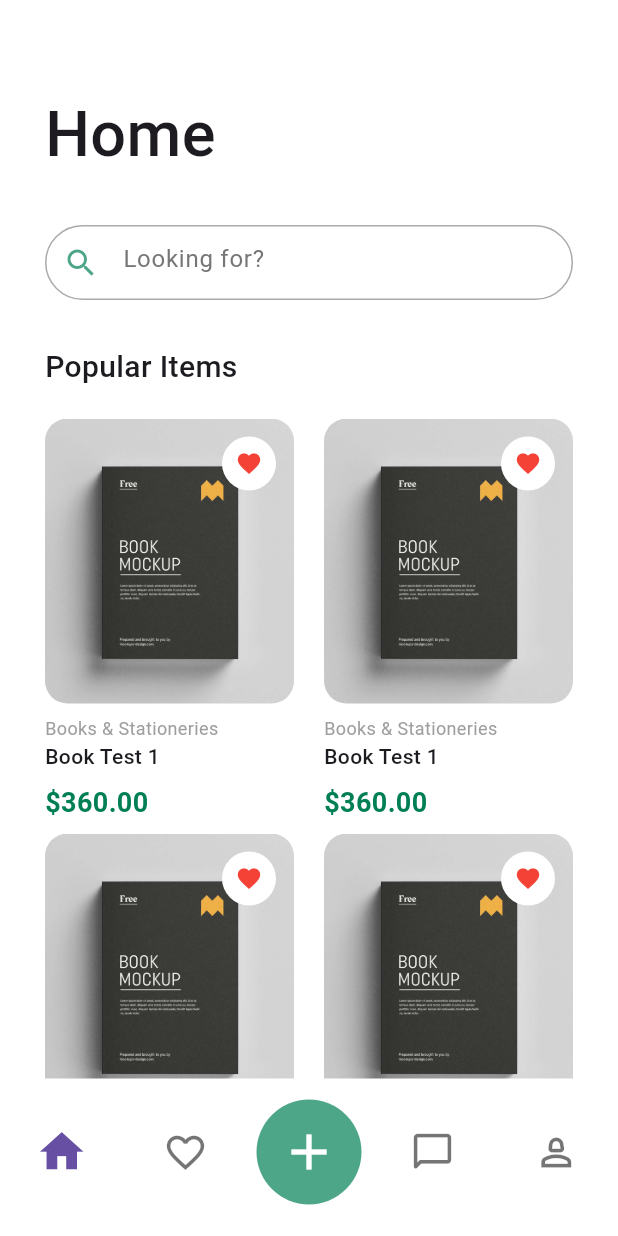
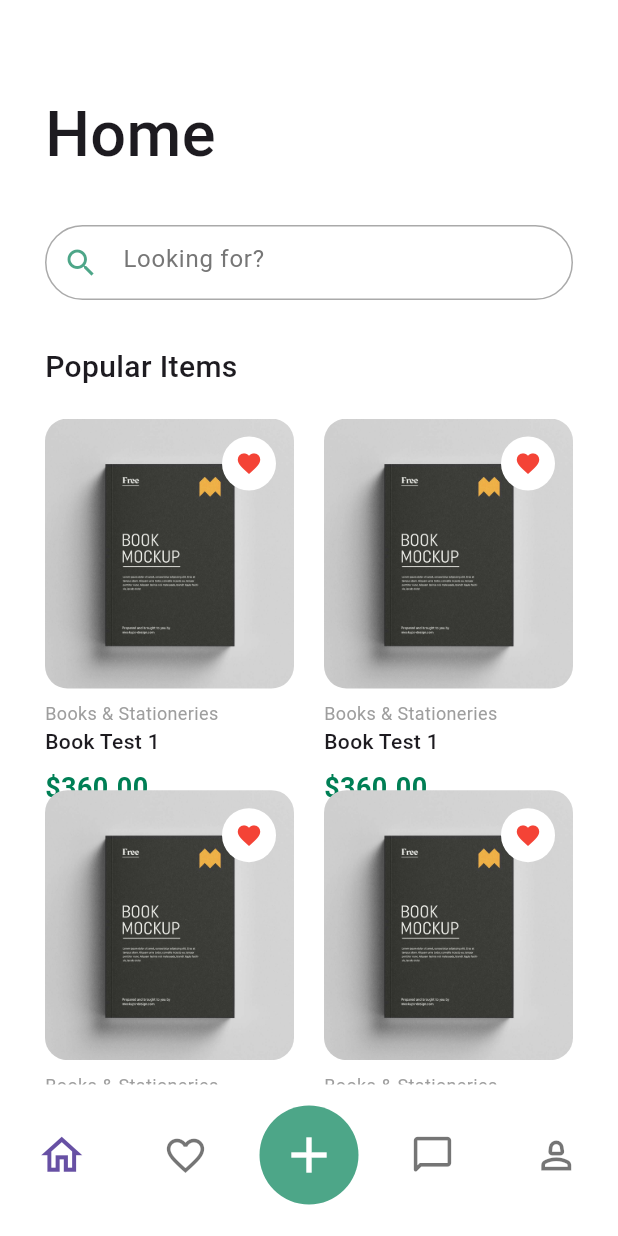
Before and after one commit to MUICT-Class/ITDS283-section1-group17, a Flutter app: the screen it shows once a user with an empty profile is signed in, on a phone screen of 412 x 824 dp. Run offline on Flutter 3.47's test engine with Material 3 defaults, Android fonts, the phone set to English and light mode, and no system bars; our stand-ins replace firebase_auth, firebase_core, loading_animation_widget; accounts and stored records are empty.

Commit message:
update home_page.dart

```diff
--- a/projectphrase2/lib/pages/home_page.dart
+++ b/projectphrase2/lib/pages/home_page.dart
@@ -96,7 +96,7 @@ class _HomePageState extends State<HomePage> {
                 crossAxisCount: 2,
                 mainAxisSpacing: 0,
                 crossAxisSpacing: 20,
-                childAspectRatio: 0.6,
+                childAspectRatio: 0.67,
                 children: const [
                   ProductDisplay(),
                   ProductDisplay(),
--- a/projectphrase2/lib/widgets/navbar.dart
+++ b/projectphrase2/lib/widgets/navbar.dart
@@ -28,8 +28,8 @@ class Navbar extends StatelessWidget {
       items: const [
         BottomNavigationBarItem(
           icon: Icon(
-            Icons.home,
-            size: 35,
+            Icons.home_outlined,
+            size: 33,
           ),
           label: '',
         ),
@@ -41,7 +41,7 @@ class Navbar extends StatelessWidget {
             label: ''),
         BottomNavigationBarItem(
           icon: CircleAvatar(
-            radius: 35,
+            radius: 33,
             backgroundColor: Color(0xFF4DA688),
             child: Icon(
               Icons.add,
--- a/projectphrase2/lib/widgets/product_display.dart
+++ b/projectphrase2/lib/widgets/product_display.dart
@@ -13,8 +13,8 @@ class ProductDisplay extends StatelessWidget {
           Stack(
             children: [
               SizedBox(
-                width: 190,
-                height: 190,
+                width: 180,
+                height: 180,
                 child: ClipRRect(
                   borderRadius: BorderRadius.circular(15),
                   child: Image.asset(
```
